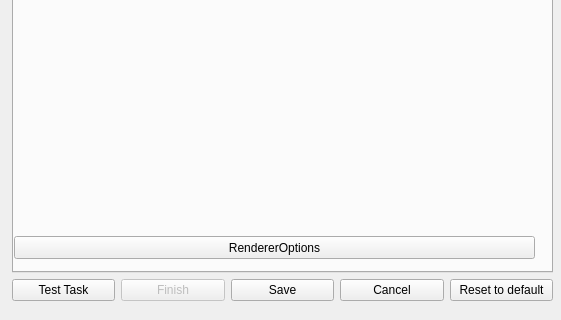
This is gnr/ui/RenderingNewTaskDialog.ui in golemfactory/clay as Qt 5 draws it before an edit; both pictures show x 0 to 561 and y 140 to 460 of the 561 by 460 pixel window. The edited form follows.
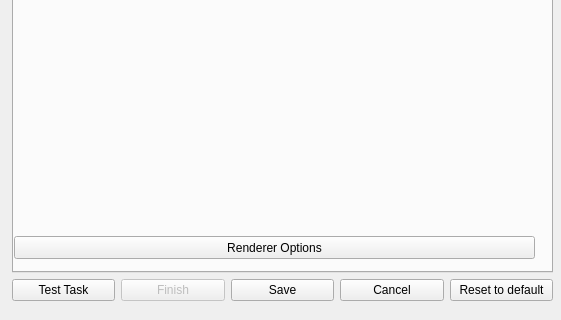
This is the edited form.

Commit message: Added missing space in "RendererOptions"

Diff of the .ui file:
```diff
--- a/gnr/ui/RenderingNewTaskDialog.ui
+++ b/gnr/ui/RenderingNewTaskDialog.ui
@@ -83,7 +83,7 @@
          </rect>
         </property>
         <property name="text">
-         <string>RendererOptions</string>
+         <string>Renderer Options</string>
         </property>
         <property name="autoDefault">
          <bool>false</bool>
```
